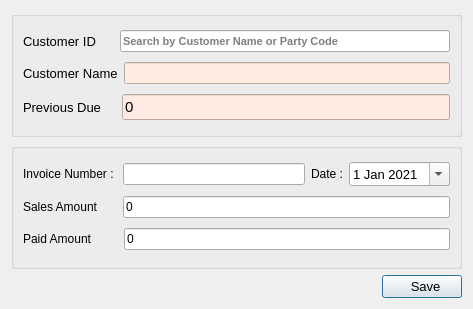
Above: ui/quicksales.ui from ansarul543/pos-inventory before the change. Below: the same form after it.
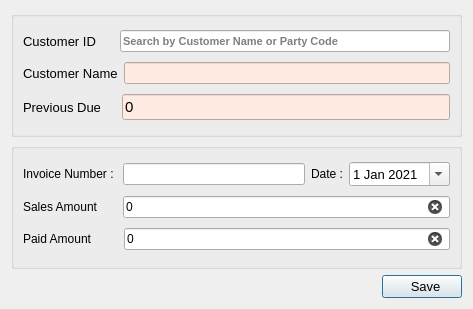
That is the form after the change.

```diff
--- a/ui/quicksales.ui
+++ b/ui/quicksales.ui
@@ -227,6 +227,9 @@
           <property name="text">
            <string>0</string>
           </property>
+          <property name="clearButtonEnabled">
+           <bool>true</bool>
+          </property>
          </widget>
         </item>
        </layout>
@@ -255,6 +258,9 @@
           <property name="text">
            <string>0</string>
           </property>
+          <property name="clearButtonEnabled">
+           <bool>true</bool>
+          </property>
          </widget>
         </item>
        </layout>
```
Left out of the diff: 3 changed lines with no effect on the pictures.
